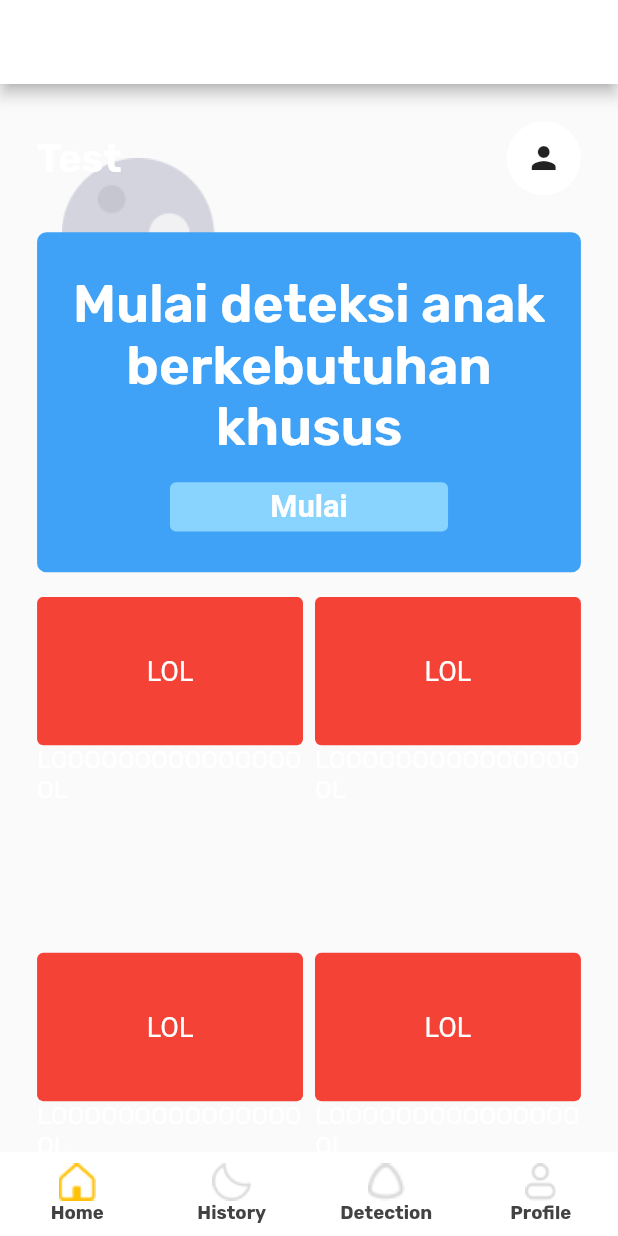
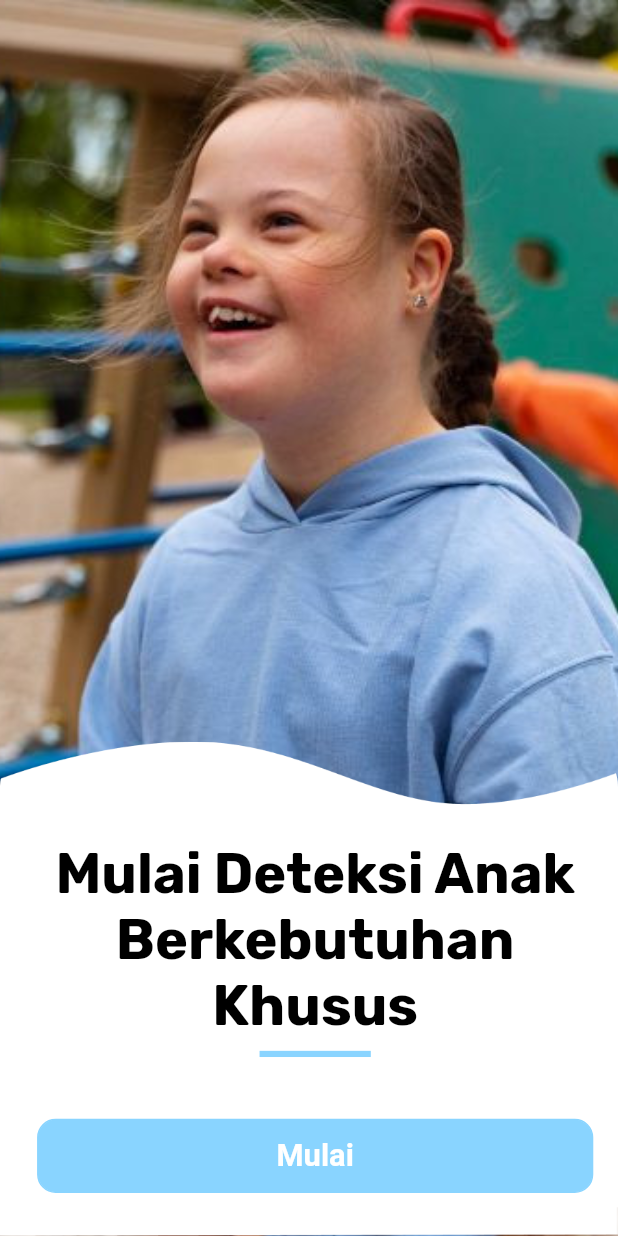
Before and after one commit to Fumaru02/anak-berkebutuhan-khusus, a Flutter app: the FrameBottomNav screen opened directly, after a tap on "Mulai", on a phone screen of 412 x 824 dp. Run offline on Flutter 3.47's test engine with Material 3 defaults, Android fonts, the phone set to English and light mode, and no system bars; our stand-ins replace get, google_fonts, responsive_framework.

Commit message:
add new feature

```diff
--- a/lib/controller/animated_controller.dart
+++ b/lib/controller/animated_controller.dart
@@ -11,6 +11,15 @@ class AnimatedController extends GetxController {
 
   // Gunakan RxBool sebagai ganti ValueNotifier
   final Rx<AnimState> currentState = AnimState.none.obs;
+
+  void resetAnimation() {
+    height.value = 40.0;
+    width.value = 100.0;
+    currentState.value = AnimState.none;
+    onTapped.value = false;
+    onTapIsDaftar.value = false;
+    log("Reset Animation ke ukuran awal setelah pindah page");
+  }
 
   void isAnimating({
     required double heightTransform,
@@ -65,4 +74,22 @@ class AnimatedController extends GetxController {
     );
     log('State: ${currentState.value}');
   }
+
+  void toggleAnimateQuisoner() {
+    final newState = currentState.value == AnimState.daftar
+        ? AnimState.none
+        : AnimState.daftar;
+
+    currentState.value = newState;
+
+    // Buat RxBool baru dari state saat ini
+    final RxBool isAnimatingTrigger = RxBool(newState == AnimState.daftar);
+
+    isAnimating(
+      heightTransform: newState == AnimState.daftar ? 80.0 : 150.0,
+      widthTransform: newState == AnimState.daftar ? 200.0 : 100.0,
+      trigger: isAnimatingTrigger,
+    );
+    log('State: ${currentState.value}');
+  }
 }
--- a/lib/utils/asset_list.dart
+++ b/lib/utils/asset_list.dart
@@ -8,4 +8,5 @@ class AssetList {
   static String moonBtm = 'assets/icons/moon_btm.png';
   static String detectIcon = 'assets/icons/detect_icon.png';
   static String profileIcon = 'assets/icons/profile_icon.png';
+  static String kembaliIcon = 'assets/icons/kembali_icon.png';
 }
--- a/lib/view/home_view.dart
+++ b/lib/view/home_view.dart
@@ -1,17 +1,22 @@
+import 'package:anak_berkebutuhan_khusus/controller/animated_controller.dart';
 import 'package:anak_berkebutuhan_khusus/utils/app_colors.dart';
 import 'package:anak_berkebutuhan_khusus/utils/app_fonts.dart';
 import 'package:anak_berkebutuhan_khusus/utils/asset_list.dart';
 import 'package:anak_berkebutuhan_khusus/utils/enums.dart';
 import 'package:anak_berkebutuhan_khusus/utils/size_config.dart';
 import 'package:anak_berkebutuhan_khusus/utils/space_sizer.dart';
+import 'package:anak_berkebutuhan_khusus/view/quisoner/quisoner_view.dart';
 import 'package:anak_berkebutuhan_khusus/view/widgets/custom_flatbutton.dart';
 import 'package:flutter/material.dart';
+import 'package:get/get.dart';
+import 'package:get/instance_manager.dart';
 
 class HomeView extends StatelessWidget {
   const HomeView({super.key});
 
   @override
   Widget build(BuildContext context) {
+    AnimatedController animatedController = Get.put(AnimatedController());
     return Stack(
       children: [
         Column(
@@ -71,7 +76,10 @@ class HomeView extends StatelessWidget {
                       SpaceSizer(vertical: 2),
                       CustomFlatButton(
                         text: 'Mulai',
-                        onTap: () {},
+                        onTap: () {
+                          Get.to(QuisonerView());
+                          animatedController.resetAnimation();
+                        },
                         width: 45,
                         height: 4,
                         radius: 1,
--- /dev/null
+++ b/lib/view/quisoner/quisoner_view.dart
@@ -0,0 +1,76 @@
+import 'package:anak_berkebutuhan_khusus/controller/animated_controller.dart';
+import 'package:anak_berkebutuhan_khusus/utils/app_colors.dart';
+import 'package:anak_berkebutuhan_khusus/utils/asset_list.dart';
+import 'package:anak_berkebutuhan_khusus/utils/enums.dart';
+import 'package:anak_berkebutuhan_khusus/utils/frame_apps.dart';
+import 'package:anak_berkebutuhan_khusus/utils/size_config.dart';
+import 'package:anak_berkebutuhan_khusus/view/quisoner/widget/quisoner.dart';
+import 'package:anak_berkebutuhan_khusus/view/quisoner/widget/quisoner_welcome.dart';
+import 'package:anak_berkebutuhan_khusus/view/widgets/register_widget.dart';
+import 'package:anak_berkebutuhan_khusus/view/widgets/login_widget.dart';
+import 'package:anak_berkebutuhan_khusus/view/widgets/welcome_widget.dart';
+import 'package:anak_berkebutuhan_khusus/view/widgets/white_wave_container.dart';
+import 'package:flutter/material.dart';
+import 'package:flutter/services.dart';
+import 'package:get/get.dart';
+
+class QuisonerView extends StatelessWidget {
+  const QuisonerView({super.key});
+
+  @override
+  Widget build(BuildContext context) {
+    final AnimatedController animatedController = Get.put(AnimatedController());
+    return AnnotatedRegion(
+      value: SystemUiOverlayStyle(
+        systemNavigationBarColor: Colors.black,
+        systemNavigationBarIconBrightness: Brightness.dark,
+      ),
+      child: FrameScaffold(
+        heightBar: 0,
+        elevation: 0,
+        color: Colors.black,
+        statusBarColor: Colors.black,
+        colorScaffold: Colors.black,
+        statusBarBrightness: Brightness.light,
+        view: Stack(
+          children: [
+            SizedBox(
+              width: SizeConfig.horizontal(100),
+              height: SizeConfig.vertical(100),
+              child: Image.asset(AssetList.splashScreen, fit: BoxFit.cover),
+            ),
+
+            Column(
+              children: [
+                Spacer(),
+                Obx(
+                  () => WhiteWaveContainer(
+                    child: Padding(
+                      padding: EdgeInsets.only(left: SizeConfig.horizontal(2)),
+                      child: () {
+                        switch (animatedController.currentState.value) {
+                          case AnimState.animate:
+                            return LoginWidget(
+                              animatedController: animatedController,
+                            );
+                          case AnimState.daftar:
+                            return Quisoner(
+                              animatedController: animatedController,
+                            );
+                          case AnimState.none:
+                            return QuisonerWelcome(
+                              animatedController: animatedController,
+                            );
+                        }
+                      }(),
+                    ),
+                  ),
+                ),
+              ],
+            ),
+          ],
+        ),
+      ),
+    );
+  }
+}
--- /dev/null
+++ b/lib/view/quisoner/widget/quisoner_welcome.dart
@@ -0,0 +1,45 @@
+import 'package:anak_berkebutuhan_khusus/controller/animated_controller.dart';
+import 'package:anak_berkebutuhan_khusus/utils/app_colors.dart';
+import 'package:anak_berkebutuhan_khusus/utils/app_fonts.dart';
+import 'package:anak_berkebutuhan_khusus/utils/asset_list.dart';
+import 'package:anak_berkebutuhan_khusus/utils/enums.dart';
+import 'package:anak_berkebutuhan_khusus/utils/size_config.dart';
+import 'package:anak_berkebutuhan_khusus/utils/space_sizer.dart';
+import 'package:anak_berkebutuhan_khusus/view/widgets/blue_strip.dart';
+import 'package:anak_berkebutuhan_khusus/view/widgets/custom_flatbutton.dart';
+import 'package:anak_berkebutuhan_khusus/view/widgets/ripple_button.dart';
+import 'package:flutter/material.dart';
+
+class QuisonerWelcome extends StatelessWidget {
+  const QuisonerWelcome({super.key, required this.animatedController});
+
+  final AnimatedController animatedController;
+
+  @override
+  Widget build(BuildContext context) {
+    return SizedBox(
+      width: SizeConfig.screenWidth,
+      child: Column(
+        crossAxisAlignment: CrossAxisAlignment.center,
+        children: [
+          SpaceSizer(vertical: 8),
+          RubikTextView(
+            value: 'Mulai Deteksi Anak\nBerkebutuhan Khusus',
+            color: Colors.black,
+            fontWeight: FontWeight.bold,
+            size: SizeConfig.safeBlockHorizontal * 9,
+            alignText: AlignTextType.center,
+          ),
+          SpaceSizer(vertical: 1),
+
+          BlueStrip(),
+          SpaceSizer(vertical: 5),
+          CustomFlatButton(
+            text: 'Mulai',
+            onTap: () => animatedController.toggleAnimateQuisoner(),
+          ),
+        ],
+      ),
+    );
+  }
+}
```
Also changed, not shown: lib/view/quisoner/widget/quisoner.dart (added, +98 -0 lines), lib/view/widgets/white_wave_container.dart (+3 -14 lines), assets/icons/kembali_icon.png (added).
